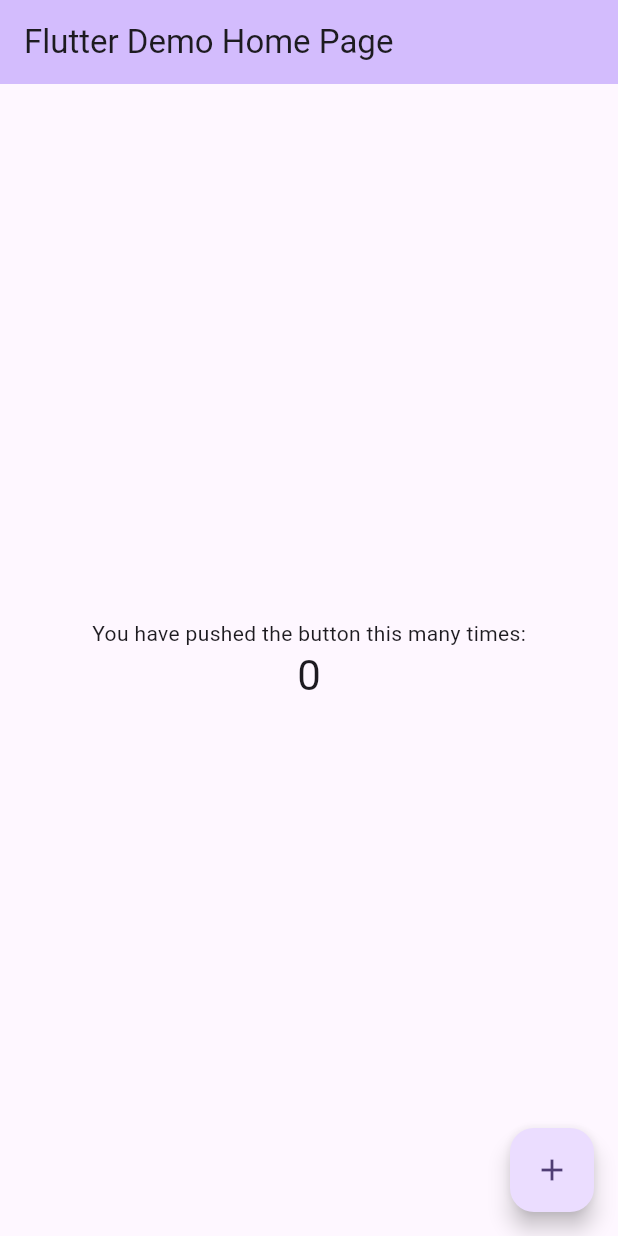
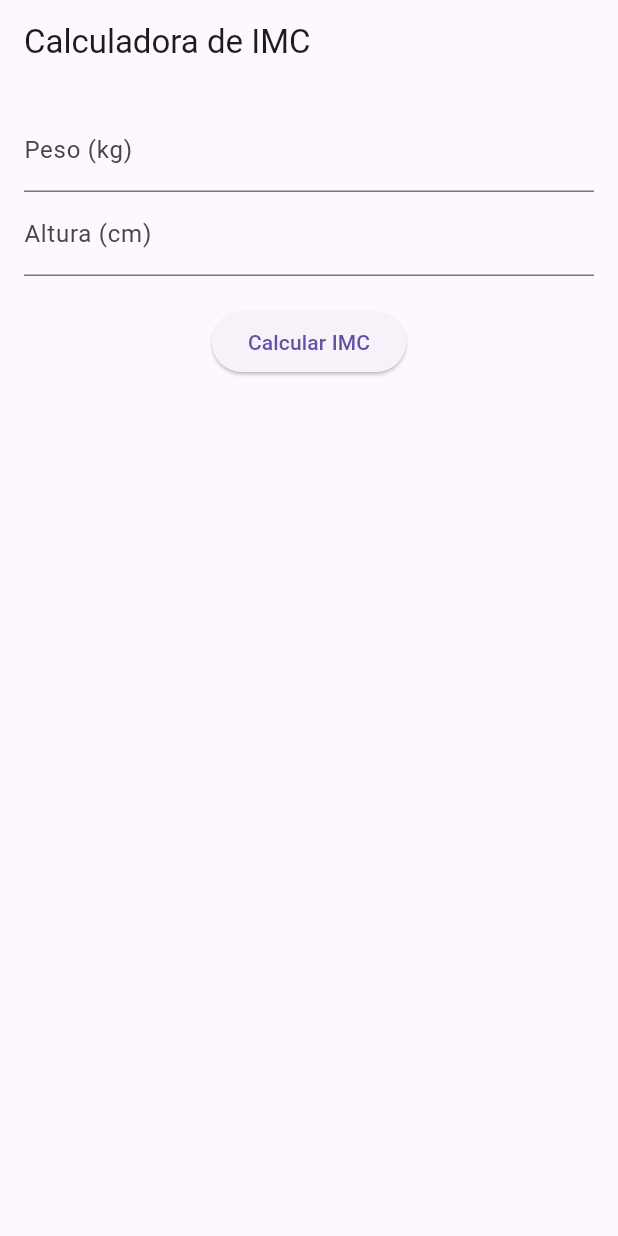
Before and after one commit to yancfgomes/curso-flutter-dio, a Flutter app: the screen it shows after launch, on a phone screen of 412 x 824 dp. Run offline on Flutter 3.47's test engine with Material 3 defaults, Android fonts, the phone set to English and light mode, and no system bars.

Commit message:
Update main.dart

```diff
--- a/imc/lib/main.dart
+++ b/imc/lib/main.dart
@@ -1,125 +1,90 @@
 import 'package:flutter/material.dart';
 
+
 void main() {
-  runApp(const MyApp());
+  runApp(MyApp());
 }
 
 class MyApp extends StatelessWidget {
-  const MyApp({super.key});
-
-  // This widget is the root of your application.
   @override
   Widget build(BuildContext context) {
     return MaterialApp(
-      title: 'Flutter Demo',
+      title: 'Calculadora de IMC',
       theme: ThemeData(
-        // This is the theme of your application.
-        //
-        // TRY THIS: Try running your application with "flutter run". You'll see
-        // the application has a purple toolbar. Then, without quitting the app,
-        // try changing the seedColor in the colorScheme below to Colors.green
-        // and then invoke "hot reload" (save your changes or press the "hot
-        // reload" button in a Flutter-supported IDE, or press "r" if you used
-        // the command line to start the app).
-        //
-        // Notice that the counter didn't reset back to zero; the application
-        // state is not lost during the reload. To reset the state, use hot
-        // restart instead.
-        //
-        // This works for code too, not just values: Most code changes can be
-        // tested with just a hot reload.
-        colorScheme: ColorScheme.fromSeed(seedColor: Colors.deepPurple),
-        useMaterial3: true,
+        primarySwatch: Colors.blue,
       ),
-      home: const MyHomePage(title: 'Flutter Demo Home Page'),
+      home: IMCCalculator(),
     );
   }
 }
 
-class MyHomePage extends StatefulWidget {
-  const MyHomePage({super.key, required this.title});
-
-  // This widget is the home page of your application. It is stateful, meaning
-  // that it has a State object (defined below) that contains fields that affect
-  // how it looks.
-
-  // This class is the configuration for the state. It holds the values (in this
-  // case the title) provided by the parent (in this case the App widget) and
-  // used by the build method of the State. Fields in a Widget subclass are
-  // always marked "final".
-
-  final String title;
-
+class IMCCalculator extends StatefulWidget {
   @override
-  State<MyHomePage> createState() => _MyHomePageState();
+  _IMCCalculatorState createState() => _IMCCalculatorState();
 }
 
-class _MyHomePageState extends State<MyHomePage> {
-  int _counter = 0;
+class _IMCCalculatorState extends State<IMCCalculator> {
+  final TextEditingController _weightController = TextEditingController();
+  final TextEditingController _heightController = TextEditingController();
+  String _result = '';
 
-  void _incrementCounter() {
+  void _calculateIMC() {
+    final double weight = double.parse(_weightController.text);
+    final double height = double.parse(_heightController.text) / 100;
+    final double imc = weight / (height * height);
+
     setState(() {
-      // This call to setState tells the Flutter framework that something has
-      // changed in this State, which causes it to rerun the build method below
-      // so that the display can reflect the updated values. If we changed
-      // _counter without calling setState(), then the build method would not be
-      // called again, and so nothing would appear to happen.
-      _counter++;
+      if (imc < 18.5) {
+        _result = 'IMC: ${imc.toStringAsFixed(2)} (Baixo peso)';
+      } else if (imc < 24.9) {
+        _result = 'IMC: ${imc.toStringAsFixed(2)} (Peso normal)';
+      } else if (imc < 29.9) {
+        _result = 'IMC: ${imc.toStringAsFixed(2)} (Sobrepeso)';
+      } else {
+        _result = 'IMC: ${imc.toStringAsFixed(2)} (Obesidade)';
+      }
     });
   }
 
   @override
   Widget build(BuildContext context) {
-    // This method is rerun every time setState is called, for instance as done
-    // by the _incrementCounter method above.
-    //
-    // The Flutter framework has been optimized to make rerunning build methods
-    // fast, so that you can just rebuild anything that needs updating rather
-    // than having to individually change instances of widgets.
     return Scaffold(
       appBar: AppBar(
-        // TRY THIS: Try changing the color here to a specific color (to
-        // Colors.amber, perhaps?) and trigger a hot reload to see the AppBar
-        // change color while the other colors stay the same.
-        backgroundColor: Theme.of(context).colorScheme.inversePrimary,
-        // Here we take the value from the MyHomePage object that was created by
-        // the App.build method, and use it to set our appbar title.
-        title: Text(widget.title),
+        title: Text('Calculadora de IMC'),
       ),
-      body: Center(
-        // Center is a layout widget. It takes a single child and positions it
-        // in the middle of the parent.
+      body: Padding(
+        padding: const EdgeInsets.all(16.0),
         child: Column(
-          // Column is also a layout widget. It takes a list of children and
-          // arranges them vertically. By default, it sizes itself to fit its
-          // children horizontally, and tries to be as tall as its parent.
-          //
-          // Column has various properties to control how it sizes itself and
-          // how it positions its children. Here we use mainAxisAlignment to
-          // center the children vertically; the main axis here is the vertical
-          // axis because Columns are vertical (the cross axis would be
-          // horizontal).
-          //
-          // TRY THIS: Invoke "debug painting" (choose the "Toggle Debug Paint"
-          // action in the IDE, or press "p" in the console), to see the
-          // wireframe for each widget.
-          mainAxisAlignment: MainAxisAlignment.center,
           children: <Widget>[
-            const Text(
-              'You have pushed the button this many times:',
+            TextField(
+              controller: _weightController,
+              decoration: InputDecoration(
+                labelText: 'Peso (kg)',
+              ),
+              keyboardType: TextInputType.number,
             ),
+            TextField(
+              controller: _heightController,
+              decoration: InputDecoration(
+                labelText: 'Altura (cm)',
+              ),
+              keyboardType: TextInputType.number,
+            ),
+            SizedBox(height: 20),
+            ElevatedButton(
+              onPressed: _calculateIMC,
+              child: Text('Calcular IMC'),
+            ),
+            SizedBox(height: 20),
             Text(
-              '$_counter',
-              style: Theme.of(context).textTheme.headlineMedium,
+              _result,
+              style: TextStyle(
+                fontSize: 24,
+              ),
             ),
           ],
         ),
       ),
-      floatingActionButton: FloatingActionButton(
-        onPressed: _incrementCounter,
-        tooltip: 'Increment',
-        child: const Icon(Icons.add),
-      ), // This trailing comma makes auto-formatting nicer for build methods.
     );
   }
 }
```
